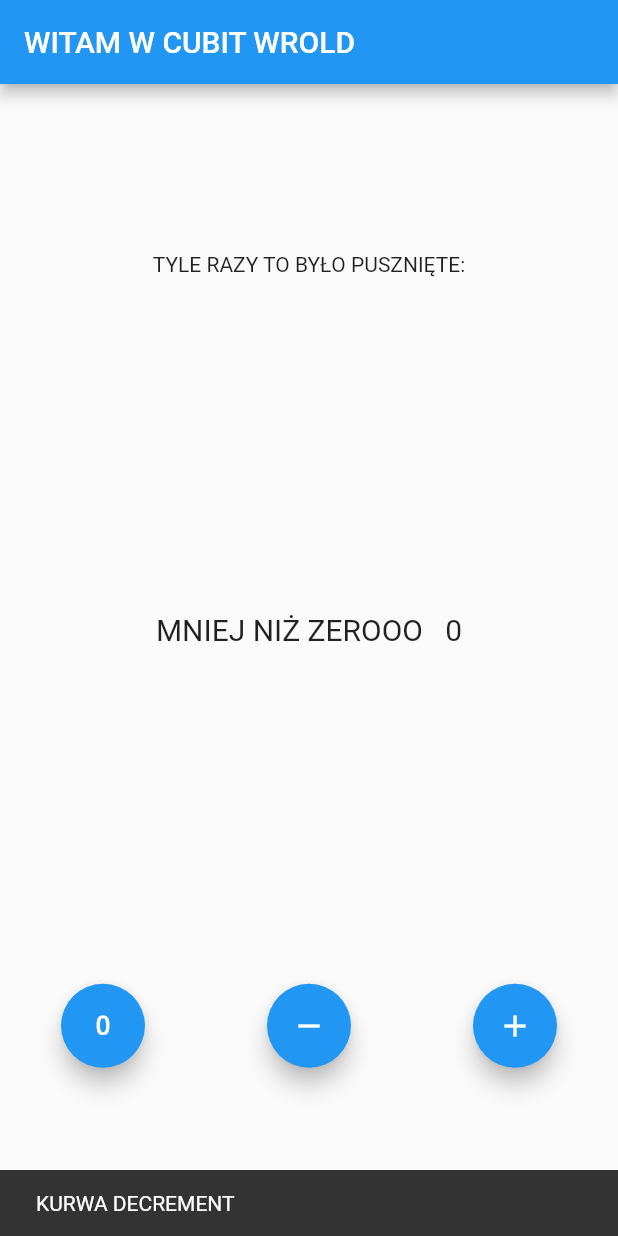
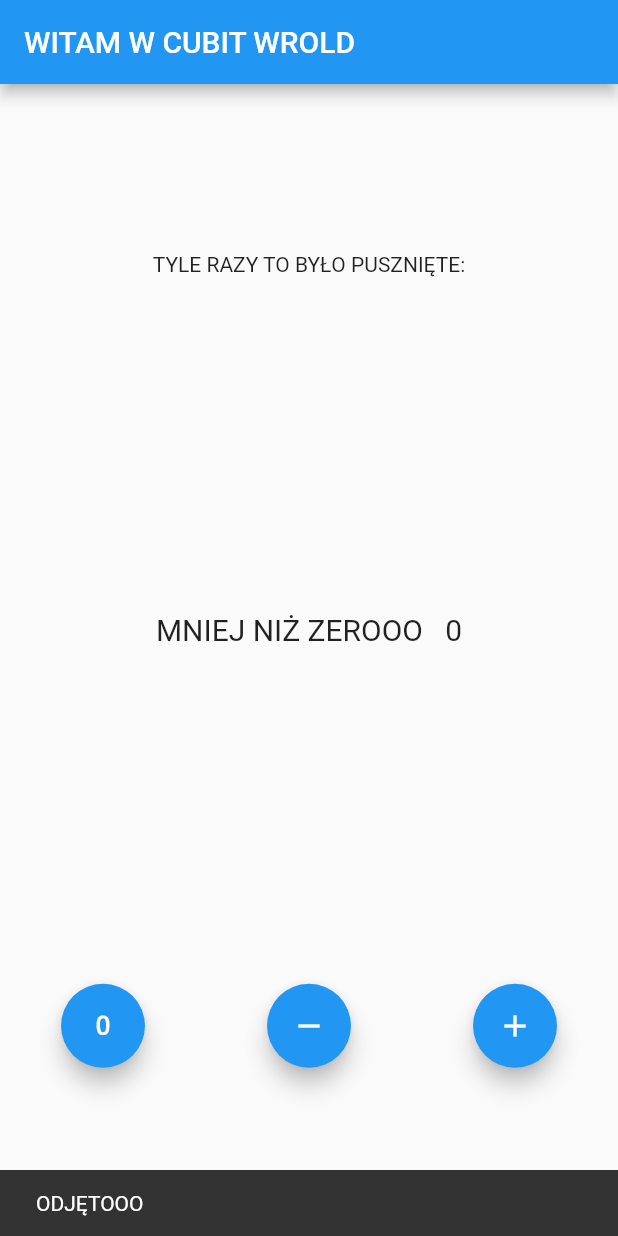
Before and after one commit to dsznycer/bloc_test, a Flutter app: the screen it shows after launch, after a tap on the "exposure zero" icon, on a phone screen of 412 x 824 dp. Run offline on Flutter 3.47's test engine with Material 2 defaults, Android fonts, the light colour scheme and no system bars; our stand-ins replace bloc, flutter_bloc.

Commit message:
minor changes

```diff
--- a/lib/main.dart
+++ b/lib/main.dart
@@ -42,12 +42,12 @@ class _MyHomePageState extends State<MyHomePage> {
         listener: (context, state) {
           if (state.isIncremented == true) {
             ScaffoldMessenger.of(context).showSnackBar(SnackBar(
-              content: Text('KURWA INCREMENT'),
+              content: Text('DODANOO'),
               duration: Duration(seconds: 1),
             ));
           } else {
             ScaffoldMessenger.of(context).showSnackBar(SnackBar(
-              content: Text('KURWA DECREMENT'),
+              content: Text('ODJĘTOOO'),
               duration: Duration(seconds: 1),
             ));
           }
```
